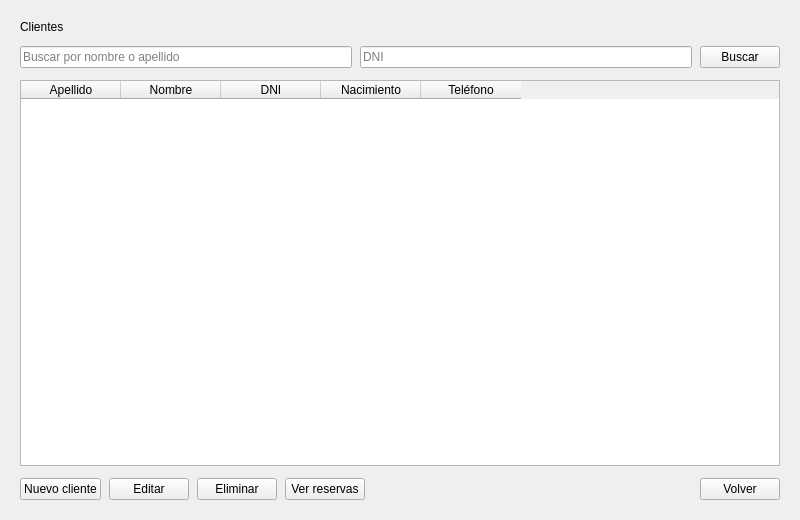
Above: vista/clientes/clientes.ui from segovia-gabriel/ProyectoFinal-PracticasII before the change. Below: the same form after it.
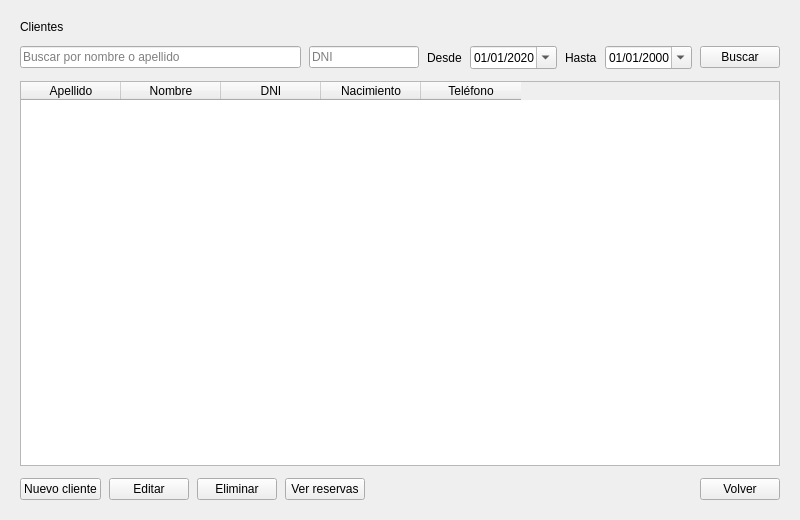
That is the form after the change.

Diff of the .ui file:
```diff
--- a/vista/clientes/clientes.ui
+++ b/vista/clientes/clientes.ui
@@ -44,6 +44,12 @@
       </property>
       <item>
        <widget class="QLineEdit" name="lineEdit_filtroNombre">
+        <property name="minimumSize">
+         <size>
+          <width>190</width>
+          <height>0</height>
+         </size>
+        </property>
         <property name="placeholderText">
          <string>Buscar por nombre o apellido</string>
         </property>
@@ -51,11 +57,58 @@
       </item>
       <item>
        <widget class="QLineEdit" name="lineEdit_filtroDni">
+        <property name="maximumSize">
+         <size>
+          <width>110</width>
+          <height>16777215</height>
+         </size>
+        </property>
         <property name="placeholderText">
          <string>DNI</string>
         </property>
        </widget>
       </item>
+      <item>
+       <widget class="QLabel" name="label_desde">
+        <property name="text">
+         <string>Desde</string>
+        </property>
+       </widget>
+      </item>
+      <item>
+       <widget class="QDateEdit" name="dateEdit_desde">
+        <property name="calendarPopup">
+         <bool>true</bool>
+        </property>
+        <property name="displayFormat">
+         <string>dd/MM/yyyy</string>
+        </property>
+        <property name="date">
+         <date>
+          <year>2020</year>
+          <month>1</month>
+          <day>1</day>
+         </date>
+        </property>
+       </widget>
+      </item>
+      <item>
+       <widget class="QLabel" name="label_hasta">
+        <property name="text">
+         <string>Hasta</string>
+        </property>
+       </widget>
+      </item>
+      <item>
+       <widget class="QDateEdit" name="dateEdit_hasta">
+        <property name="calendarPopup">
+         <bool>true</bool>
+        </property>
+        <property name="displayFormat">
+         <string>dd/MM/yyyy</string>
+        </property>
+       </widget>
+      </item>
       <item>
        <widget class="QPushButton" name="pushButton_buscar">
         <property name="text">
```
